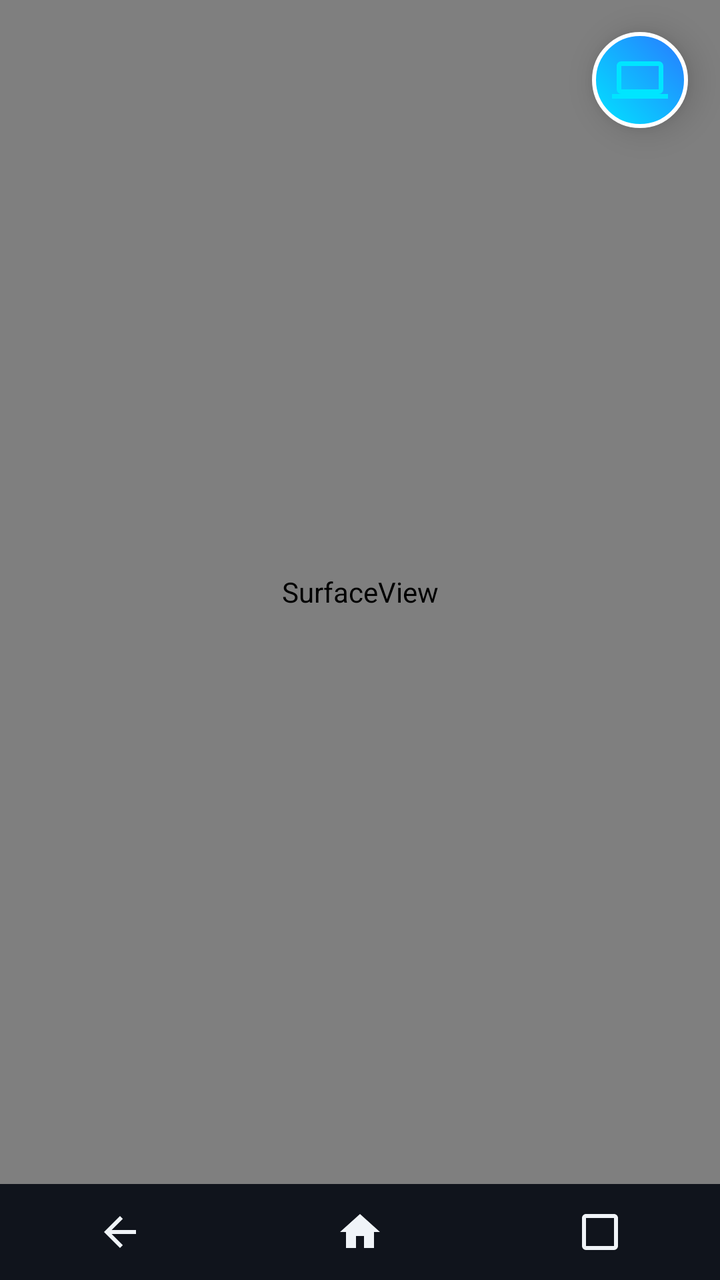
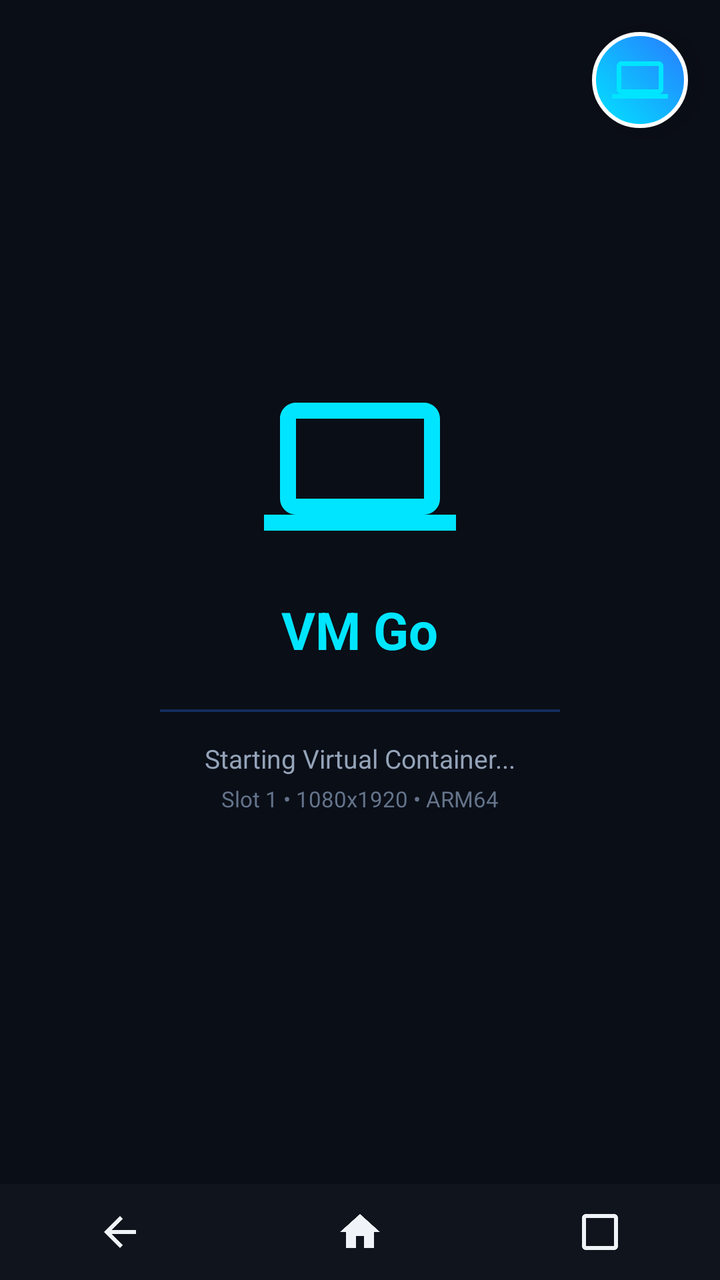

Screens rendered from an Android XML layout before and after an edit, with the pre-edit source and the edit as a unified diff.
<!-- AndroidManifest.xml: application theme Theme.VMGo -->
<!-- res/layout/activity_vm_display.xml -->
<?xml version="1.0" encoding="utf-8"?>
<androidx.constraintlayout.widget.ConstraintLayout xmlns:android="http://schemas.android.com/apk/res/android"
    xmlns:app="http://schemas.android.com/apk/res-auto"
    android:layout_width="match_parent"
    android:layout_height="match_parent"
    android:background="@color/bg_primary">

    
    <SurfaceView
        android:id="@+id/vmSurfaceView"
        android:layout_width="0dp"
        android:layout_height="0dp"
        app:layout_constraintBottom_toTopOf="@id/navBar"
        app:layout_constraintEnd_toEndOf="parent"
        app:layout_constraintStart_toStartOf="parent"
        app:layout_constraintTop_toTopOf="parent" />

    
    <ImageView
        android:id="@+id/floatingBall"
        android:layout_width="48dp"
        android:layout_height="48dp"
        android:layout_margin="16dp"
        android:background="@drawable/floating_ball_bg"
        android:contentDescription="VM Quick Menu"
        android:elevation="10dp"
        android:padding="10dp"
        android:src="@drawable/ic_vm"
        app:layout_constraintEnd_toEndOf="parent"
        app:layout_constraintTop_toTopOf="parent" />

    
    <LinearLayout
        android:id="@+id/navBar"
        android:layout_width="0dp"
        android:layout_height="48dp"
        android:background="@color/nav_bar_bg"
        android:gravity="center"
        android:orientation="horizontal"
        app:layout_constraintBottom_toBottomOf="parent"
        app:layout_constraintEnd_toEndOf="parent"
        app:layout_constraintStart_toStartOf="parent">

        <ImageButton
            android:id="@+id/btnNavBack"
            android:layout_width="0dp"
            android:layout_height="match_parent"
            android:layout_weight="1"
            android:background="?attr/selectableItemBackground"
            android:contentDescription="Back"
            android:src="@drawable/ic_back" />

        <ImageButton
            android:id="@+id/btnNavHome"
            android:layout_width="0dp"
            android:layout_height="match_parent"
            android:layout_weight="1"
            android:background="?attr/selectableItemBackground"
            android:contentDescription="Home"
            android:src="@drawable/ic_home" />

        <ImageButton
            android:id="@+id/btnNavRecents"
            android:layout_width="0dp"
            android:layout_height="match_parent"
            android:layout_weight="1"
            android:background="?attr/selectableItemBackground"
            android:contentDescription="Recents"
            android:src="@drawable/ic_recents" />
    </LinearLayout>

</androidx.constraintlayout.widget.ConstraintLayout>
<!-- resources referenced by this layout -->
<resources>
  <color name="bg_primary">#0B0E14</color>
  <color name="nav_bar_bg">#10141C</color>
  <!-- drawable floating_ball_bg (drawable) -->
  <?xml version="1.0" encoding="utf-8"?>
  <shape xmlns:android="http://schemas.android.com/apk/res/android"
      android:shape="oval">
      <gradient
          android:angle="45"
          android:startColor="#00E5FF"
          android:endColor="#2979FF"
          android:type="linear" />
      <size android:width="54dp" android:height="54dp" />
      <stroke android:width="2dp" android:color="#FFFFFF" />
  </shape>
  <!-- drawable ic_back (drawable) -->
  <vector xmlns:android="http://schemas.android.com/apk/res/android"
      android:width="24dp"
      android:height="24dp"
      android:viewportWidth="24"
      android:viewportHeight="24">
      <path
          android:fillColor="#F0F4F8"
          android:pathData="M20,11H7.83L13.42,5.41L12,4L4,12L12,20L13.41,18.59L7.83,13H20V11Z" />
  </vector>
  <!-- drawable ic_home (drawable) -->
  <vector xmlns:android="http://schemas.android.com/apk/res/android"
      android:width="24dp"
      android:height="24dp"
      android:viewportWidth="24"
      android:viewportHeight="24">
      <path
          android:fillColor="#F0F4F8"
          android:pathData="M10,20V14H14V20H19V12H22L12,3L2,12H5V20H10Z" />
  </vector>
  <!-- drawable ic_recents (drawable) -->
  <vector xmlns:android="http://schemas.android.com/apk/res/android"
      android:width="24dp"
      android:height="24dp"
      android:viewportWidth="24"
      android:viewportHeight="24">
      <path
          android:fillColor="#F0F4F8"
          android:pathData="M19,3H5C3.89,3 3,3.89 3,5V19A2,2 0 0,0 5,21H19A2,2 0 0,0 21,19V5C21,3.89 20.1,3 19,3M19,19H5V5H19V19Z" />
  </vector>
  <!-- drawable ic_vm (drawable) -->
  <vector xmlns:android="http://schemas.android.com/apk/res/android"
      android:width="24dp"
      android:height="24dp"
      android:viewportWidth="24"
      android:viewportHeight="24">
      <path
          android:fillColor="#00E5FF"
          android:pathData="M4,6H20V16H4M20,18A2,2 0 0,0 22,16V6C22,4.89 21.1,4 20,4H4C2.89,4 2,4.89 2,6V16A2,2 0 0,0 4,18H0V20H24V18H20Z" />
  </vector>
  <style name="Theme.VMGo" parent="Theme.Material3.Dark.NoActionBar">
          <item name="android:statusBarColor">@color/bg_primary</item>
          <item name="android:navigationBarColor">@color/bg_primary</item>
          <item name="android:windowBackground">@color/bg_primary</item>
          <item name="colorPrimary">@color/accent_cyan</item>
          <item name="colorOnPrimary">@color/bg_primary</item>
          <item name="colorSecondary">@color/accent_blue</item>
          <item name="colorSurface">@color/bg_surface</item>
          <item name="colorOnSurface">@color/text_primary</item>
      </style>
  <color name="accent_cyan">#00E5FF</color>
  <color name="accent_blue">#2979FF</color>
  <color name="bg_surface">#151A23</color>
  <color name="text_primary">#F0F4F8</color>
</resources>

<!-- the commit's change to res/layout/activity_vm_display.xml (unified diff, before → after) -->
@@ -14,6 +14,63 @@
         app:layout_constraintEnd_toEndOf="parent"
         app:layout_constraintStart_toStartOf="parent"
         app:layout_constraintTop_toTopOf="parent" />
+
+    
+    <LinearLayout
+        android:id="@+id/bootOverlayLayout"
+        android:layout_width="0dp"
+        android:layout_height="0dp"
+        android:background="#0A0E17"
+        android:gravity="center"
+        android:orientation="vertical"
+        android:padding="24dp"
+        app:layout_constraintBottom_toTopOf="@id/navBar"
+        app:layout_constraintEnd_toEndOf="parent"
+        app:layout_constraintStart_toStartOf="parent"
+        app:layout_constraintTop_toTopOf="parent">
+
+        <ImageView
+            android:id="@+id/ivBootLogo"
+            android:layout_width="96dp"
+            android:layout_height="96dp"
+            android:src="@drawable/ic_vm" />
+
+        <TextView
+            android:id="@+id/tvBootTitle"
+            android:layout_width="wrap_content"
+            android:layout_height="wrap_content"
+            android:layout_marginTop="16dp"
+            android:text="VM Go"
+            android:textColor="@color/accent_cyan"
+            android:textSize="26sp"
+            android:textStyle="bold" />
+
+        <ProgressBar
+            android:id="@+id/pbBootLoading"
+            style="?android:attr/progressBarStyleHorizontal"
+            android:layout_width="200dp"
+            android:layout_height="6dp"
+            android:layout_marginTop="20dp"
+            android:indeterminate="true" />
+
+        <TextView
+            android:id="@+id/tvBootStatus"
+            android:layout_width="wrap_content"
+            android:layout_height="wrap_content"
+            android:layout_marginTop="12dp"
+            android:text="Starting Virtual Container..."
+            android:textColor="@color/text_secondary"
+            android:textSize="13sp" />
+
+        <TextView
+            android:id="@+id/tvBootSlotInfo"
+            android:layout_width="wrap_content"
+            android:layout_height="wrap_content"
+            android:layout_marginTop="4dp"
+            android:text="Slot 1 • 1080x1920 • ARM64"
+            android:textColor="#64748B"
+            android:textSize="11sp" />
+    </LinearLayout>
 
     
     <ImageView
<!-- resource entries referenced after the edit -->
@@ -1,7 +1,9 @@
 <!-- resources referenced by this layout -->
 <resources>
+  <color name="accent_cyan">#00E5FF</color>
   <color name="bg_primary">#0B0E14</color>
   <color name="nav_bar_bg">#10141C</color>
+  <color name="text_secondary">#94A3B8</color>
   <!-- drawable floating_ball_bg (drawable) -->
   <?xml version="1.0" encoding="utf-8"?>
   <shape xmlns:android="http://schemas.android.com/apk/res/android"
@@ -64,7 +66,6 @@
           <item name="colorSurface">@color/bg_surface</item>
           <item name="colorOnSurface">@color/text_primary</item>
       </style>
-  <color name="accent_cyan">#00E5FF</color>
   <color name="accent_blue">#2979FF</color>
   <color name="bg_surface">#151A23</color>
   <color name="text_primary">#F0F4F8</color>
